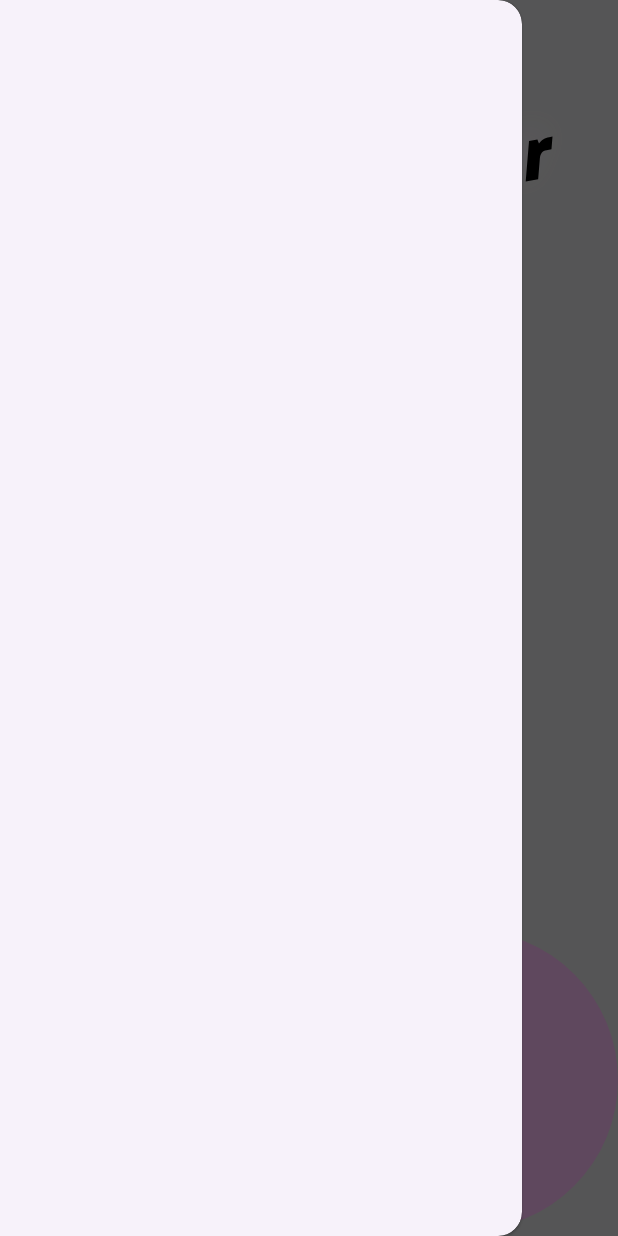
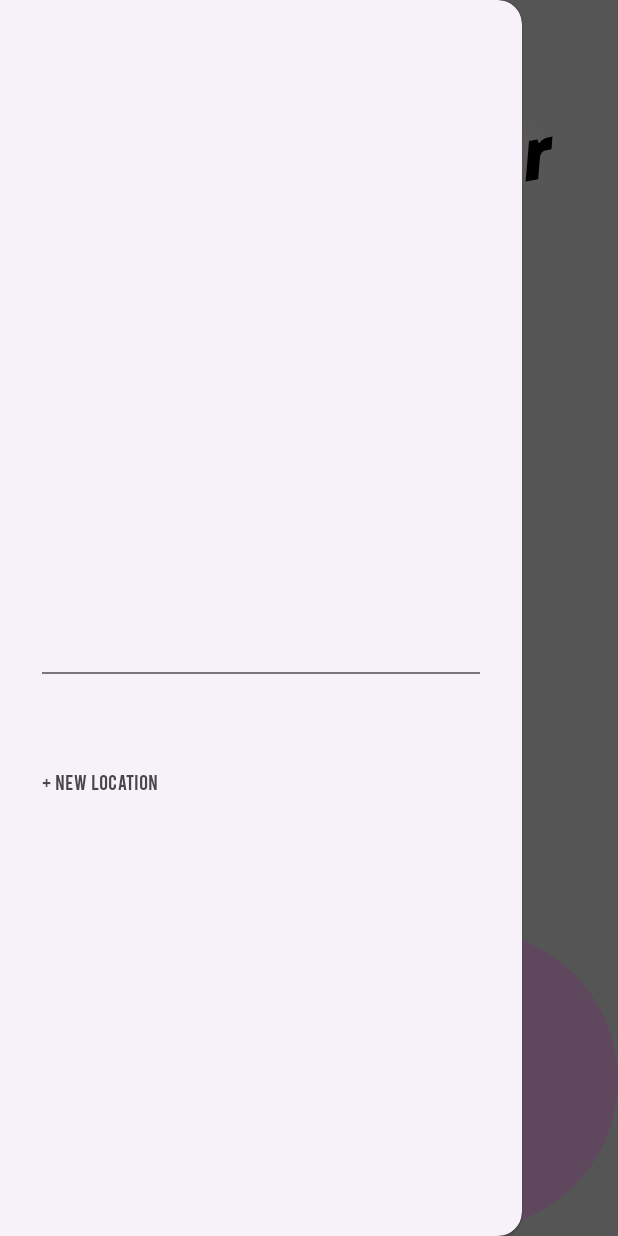
Before and after one commit to Nnomii/Bike-Materialiser, an Android app: the screen it shows after launch (MainActivity), with the side drawer open, on a phone screen of 412 x 824 dp. Run offline under Robolectric (Android 15) with nearby library versions, the phone set to English and light mode, and no system bars; our stand-ins replace sdp/ssp sizes; libraries missing offline, so code that uses them is left out: at.connyduck.sparkbutton; plain views replace SparkButton; 4 statements that could not run were skipped.

Commit message:
add location drawer todo

```diff
--- a/app/src/main/java/com/example/bikematerialiser/MainActivity.kt
+++ b/app/src/main/java/com/example/bikematerialiser/MainActivity.kt
@@ -7,6 +7,7 @@ import android.os.Bundle
 import android.text.SpannableString
 import android.text.style.StyleSpan
 import android.view.Gravity
+import android.view.MenuItem
 import android.view.View
 import android.widget.TextView
 import androidx.core.view.GravityCompat
@@ -28,8 +29,8 @@ class MainActivity : AppCompatActivity() {
         // texts[0] is the title text and texts[1] is the location message text
         val texts = arrayOf(findViewById<TextView>(R.id.textTitle),
             findViewById(R.id.textMessage))
-        texts.forEach { text ->
-            text.animate().apply {
+        texts.forEach {
+            it.animate().apply {
                 duration = 0
                 rotationYBy(9f)
             }.start()
@@ -42,15 +43,21 @@ class MainActivity : AppCompatActivity() {
 //        cv.put("datetime", "19:19 19/05/2000")
 //        database.insert("locations", null, cv)
 
-        // Get the last location from the database and show it in the location message text
-        val cursor = database.rawQuery("SELECT * FROM locations ORDER BY id DESC LIMIT 1", null)
-        if (cursor.moveToNext()) {
+        // Get the last 9 locations from the database
+        val cursor = database.rawQuery("SELECT * FROM locations ORDER BY id DESC LIMIT 9", null)
+        val history = mutableListOf<Pair<String, String>>()
+        var location = 1
+        while (cursor.moveToNext()) {
+            if (location == 1) {
                 val lastLocation = SpannableString("The last location of your bike is \n" +
                         cursor.getString(1) +
                         "\nat " +
                         cursor.getString(2))
                 lastLocation.setSpan(StyleSpan(Typeface.ITALIC), 0, lastLocation.length, 0)
                 texts[1].text = lastLocation
+            }
+            history.add(Pair(cursor.getString(1), cursor.getString(2)))
+            location += 1
         }
         cursor.close()
 
@@ -73,5 +80,20 @@ class MainActivity : AppCompatActivity() {
             drawerAdd.openDrawer(GravityCompat.START)
             true
         }
+
+        // Populate the add location drawer
+        populateAddDrawer(history)
+    }
+
+    /**
+     * Updates the locations in the add location drawer.
+     * It stores the last 9 locations used for easy access.
+     */
+    private fun populateAddDrawer(history: MutableList<Pair<String, String>>) {
+        var viewNumber = 1
+        history.forEach {
+            // TODO: Find view
+            viewNumber += 1
         }
     }
+}
--- a/app/src/main/res/layout/activity_main.xml
+++ b/app/src/main/res/layout/activity_main.xml
@@ -137,6 +137,7 @@
         android:id="@+id/navigationAdd"
         android:layout_width="wrap_content"
         android:layout_height="match_parent"
+        app:menu="@menu/add_menu"
         android:layout_gravity="start" />
 
 </androidx.drawerlayout.widget.DrawerLayout>
--- /dev/null
+++ b/app/src/main/res/menu/add_menu.xml
@@ -0,0 +1,52 @@
+<?xml version="1.0" encoding="utf-8"?>
+<menu xmlns:android="http://schemas.android.com/apk/res/android">
+
+    <item
+        android:id="@+id/addMenu1"
+        android:title="" />
+
+    <item
+        android:id="@+id/addMenu2"
+        android:title="" />
+
+    <item
+        android:id="@+id/addMenu3"
+        android:title="" />
+
+    <item
+        android:id="@+id/addMenu4"
+        android:title="" />
+
+    <item
+        android:id="@+id/addMenu5"
+        android:title="" />
+
+    <item
+        android:id="@+id/addMenu6"
+        android:title="" />
+
+    <item
+        android:id="@+id/addMenu7"
+        android:title="" />
+
+    <item
+        android:id="@+id/addMenu8"
+        android:title="" />
+
+    <item
+        android:id="@+id/addMenu9"
+        android:title="" />
+
+    <item android:title="">
+
+        <menu>
+
+            <item
+                android:id="@+id/addMenuNew"
+                android:title="@string/add_new_location" />
+
+        </menu>
+
+    </item>
+
+</menu>
--- /dev/null
+++ b/app/src/main/res/menu/history_menu.xml
@@ -0,0 +1,4 @@
+<?xml version="1.0" encoding="utf-8"?>
+<menu xmlns:android="http://schemas.android.com/apk/res/android">
+
+</menu>
--- a/app/src/main/res/values/strings.xml
+++ b/app/src/main/res/values/strings.xml
@@ -5,4 +5,5 @@
     <string name="buttonAddText">Add Placement</string>
     <string name="buttonHistory">History</string>
     <string name="lastLocation"><i>The last location of your bike is \n@location \nat @datetime</i></string>
+    <string name="add_new_location">+ New location</string>
 </resources>
--- /dev/null
+++ b/app/src/main/res/values/styles.xml
@@ -0,0 +1,7 @@
+<?xml version="1.0" encoding="utf-8"?>
+<resources>
+    <style name="NavigationDrawerStyle">
+        <!-- text size in menu-->
+        <item name="android:textSize">@dimen/_40sdp</item>
+    </style>
+</resources>
```
Lines whose indentation alone changed are shown as unchanged.
